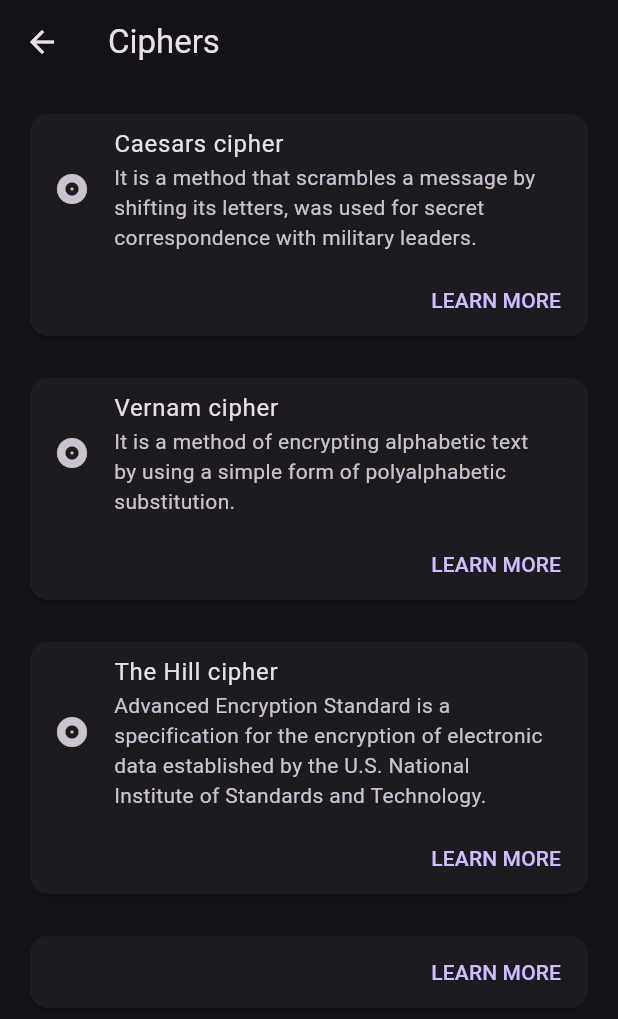
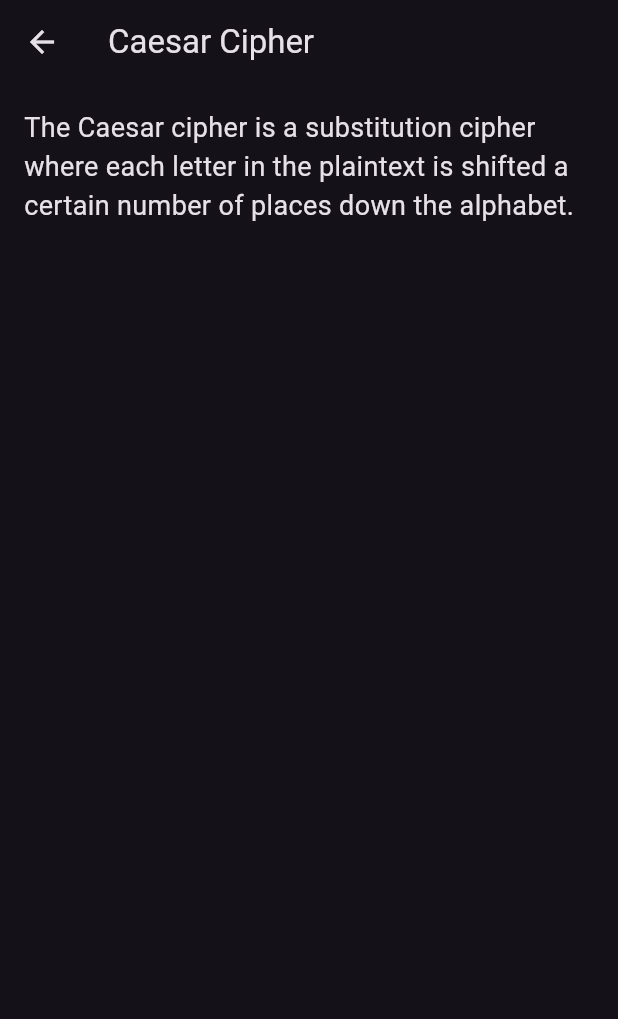
Before and after one commit to TheMusoftware/EncryptEd, a Flutter app: the CardExampleApp screen opened by its route, after a tap on "LEARN MORE", on a phone screen of 412 x 824 dp. Shown: the top 1019 px of the screen. Run offline on Flutter 3.47's test engine with Material 3 defaults, Android fonts, the phone set to English and light mode, and no system bars.

Commit message:
Adding Detail Page on ciphers and updated cipher'S icons

```diff
--- a/lib/ciphers.dart
+++ b/lib/ciphers.dart
@@ -1,6 +1,24 @@
 import 'package:flutter/material.dart';
 
-/// Flutter code sample for [Card].
+void main() {
+  runApp(const CipherApp());
+}
+
+class CipherApp extends StatelessWidget {
+  const CipherApp({super.key});
+
+  @override
+  Widget build(BuildContext context) {
+    return MaterialApp(
+      debugShowCheckedModeBanner: false,
+      title: 'Ciphers',
+      theme: ThemeData(
+        primarySwatch: Colors.blue,
+      ),
+      home: const CardExampleApp(),
+    );
+  }
+}
 
 class CardExampleApp extends StatelessWidget {
   const CardExampleApp({super.key});
@@ -17,108 +35,55 @@ class CardExampleApp extends StatelessWidget {
 class CardExample extends StatelessWidget {
   const CardExample({super.key});
 
+  void _navigateToDetails(
+      BuildContext context, String title, String description) {
+    Navigator.push(
+      context,
+      MaterialPageRoute(
+        builder: (context) =>
+            CipherDetailPage(title: title, description: description),
+      ),
+    );
+  }
+
   @override
   Widget build(BuildContext context) {
     return SingleChildScrollView(
       child: Padding(
-        padding: EdgeInsets.all(16.0),
+        padding: const EdgeInsets.all(16.0),
         child: Column(
           children: [
-            Card(
-              child: Column(
-                mainAxisSize: MainAxisSize.min,
-                children: <Widget>[
-                  const ListTile(
-                    leading: Icon(Icons.album),
-                    title: Text('Caesars cipher'),
-                    subtitle: Text('It is a method that scrambles a '
-                        'message by shifting its letters, was used for secret correspondence with military leaders.'),
-                  ),
-                  Row(
-                    mainAxisAlignment: MainAxisAlignment.end,
-                    children: <Widget>[
-                      TextButton(
-                        child: const Text('LEARN MORE'),
-                        onPressed: () {
-                          /* ... */
-                        },
-                      ),
-                      const SizedBox(width: 6),
-                    ],
-                  ),
-                ],
+            CipherCard(
+              icon: Icons.vpn_key,
+              title: 'Caesar Cipher',
+              description:
+                  'A method that scrambles a message by shifting its letters.',
+              onTap: () => _navigateToDetails(
+                context,
+                'Caesar Cipher',
+                'The Caesar cipher is a substitution cipher where each letter in the plaintext is shifted a certain number of places down the alphabet.',
               ),
             ),
-            SizedBox(height: 20), // Отступ между карточками
-            Card(
-              child: Column(
-                mainAxisSize: MainAxisSize.min,
-                children: <Widget>[
-                  const ListTile(
-                    leading: Icon(Icons.album),
-                    title: Text('Vernam cipher'),
-                    subtitle: Text(
-                        'It is a method of encrypting alphabetic text by using a simple form of polyalphabetic substitution.'),
-                  ),
-                  Row(
-                    mainAxisAlignment: MainAxisAlignment.end,
-                    children: <Widget>[
-                      TextButton(
-                        child: const Text('LEARN MORE'),
-                        onPressed: () {
-                          /* ... */
-                        },
-                      ),
-                      const SizedBox(width: 6),
-                    ],
-                  ),
-                ],
+            CipherCard(
+              icon: Icons.lock,
+              title: 'Vernam Cipher',
+              description:
+                  'An encryption technique using a polyalphabetic substitution.',
+              onTap: () => _navigateToDetails(
+                context,
+                'Vernam Cipher',
+                'The Vernam cipher, also known as the one-time pad, is an encryption technique that uses a key that is as long as the message itself.',
               ),
             ),
-            SizedBox(height: 20), // Отступ между карточками
-            Card(
-              child: Column(
-                mainAxisSize: MainAxisSize.min,
-                children: <Widget>[
-                  const ListTile(
-                    leading: Icon(Icons.album),
-                    title: Text('The Hill cipher'),
-                    subtitle: Text(
-                        'Advanced Encryption Standard is a specification for the encryption of electronic data established by the U.S. National Institute of Standards and Technology.'),
-                  ),
-                  Row(
-                    mainAxisAlignment: MainAxisAlignment.end,
-                    children: <Widget>[
-                      TextButton(
-                        child: const Text('LEARN MORE'),
-                        onPressed: () {
-                          /* ... */
-                        },
-                      ),
-                      const SizedBox(width: 6),
-                    ],
-                  ),
-                ],
-              ),
-            ),
-            SizedBox(height: 20), // Отступ между карточками
-            Card(
-              child: Column(
-                mainAxisSize: MainAxisSize.min,
-                children: <Widget>[
-                  Row(
-                    mainAxisAlignment: MainAxisAlignment.end,
-                    children: <Widget>[
-                      TextButton(
-                        child: const Text('LEARN MORE'),
-                        onPressed: () {
-                          /* ... */
-                        },
-                      ),
-                      const SizedBox(width: 6),
-                    ],
-                  ),
-                ],
+            CipherCard(
+              icon: Icons.grid_on,
+              title: 'Hill Cipher',
+              description:
+                  'An encryption method based on matrix multiplication.',
+              onTap: () => _navigateToDetails(
+                context,
+                'Hill Cipher',
+                'The Hill cipher uses matrix multiplication to encrypt blocks of text, making it more secure than simple substitution ciphers.',
               ),
             ),
           ],
@@ -127,3 +92,66 @@ class CardExample extends StatelessWidget {
     );
   }
 }
+
+class CipherCard extends StatelessWidget {
+  final IconData icon;
+  final String title;
+  final String description;
+  final VoidCallback onTap;
+
+  const CipherCard({
+    required this.icon,
+    required this.title,
+    required this.description,
+    required this.onTap,
+    super.key,
+  });
+
+  @override
+  Widget build(BuildContext context) {
+    return Card(
+      child: Column(
+        mainAxisSize: MainAxisSize.min,
+        children: <Widget>[
+          ListTile(
+            leading: Icon(icon, size: 40),
+            title: Text(title),
+            subtitle: Text(description),
+          ),
+          Row(
+            mainAxisAlignment: MainAxisAlignment.end,
+            children: <Widget>[
+              TextButton(
+                child: const Text('LEARN MORE'),
+                onPressed: onTap,
+              ),
+              const SizedBox(width: 6),
+            ],
+          ),
+        ],
+      ),
+    );
+  }
+}
+
+class CipherDetailPage extends StatelessWidget {
+  final String title;
+  final String description;
+
+  const CipherDetailPage({
+    required this.title,
+    required this.description,
+    super.key,
+  });
+
+  @override
+  Widget build(BuildContext context) {
+    return Scaffold(
+      appBar: AppBar(title: Text(title)),
+      body: Padding(
+        padding: const EdgeInsets.all(16.0),
+        child: Text(description, style: const TextStyle(fontSize: 18)),
+      ),
+    );
+  }
+}
```
